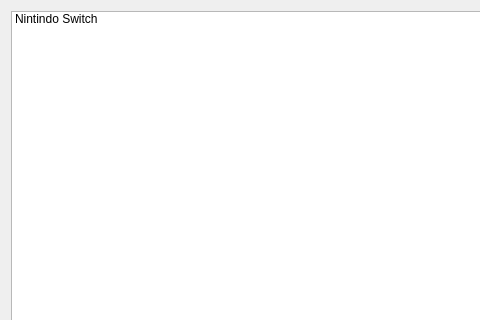
First picture: the form in panel1.ui, repository LuWang0211/navigation, before the edit; both pictures show x 0 to 480 and y 0 to 320 of the 622 by 514 pixel window.
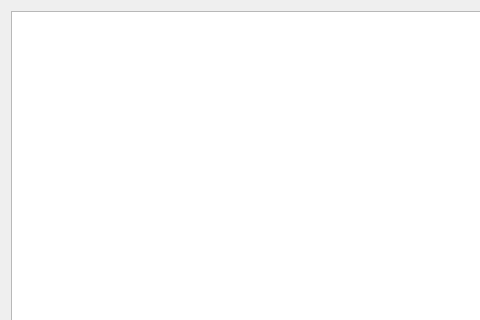
Second picture: the form after the edit.

Commit message: Allow adding items to a shared shopping list between Panel 1 and Panel 2, render the results on Panel 1 and Panel 2 separately.

Diff of the .ui file:
```diff
--- a/panel1.ui
+++ b/panel1.ui
@@ -51,11 +51,6 @@
        <verstretch>0</verstretch>
       </sizepolicy>
      </property>
-     <item>
-      <property name="text">
-       <string>Nintindo Switch</string>
-      </property>
-     </item>
     </widget>
    </item>
   </layout>
```
The commit also changes 5 other files.
